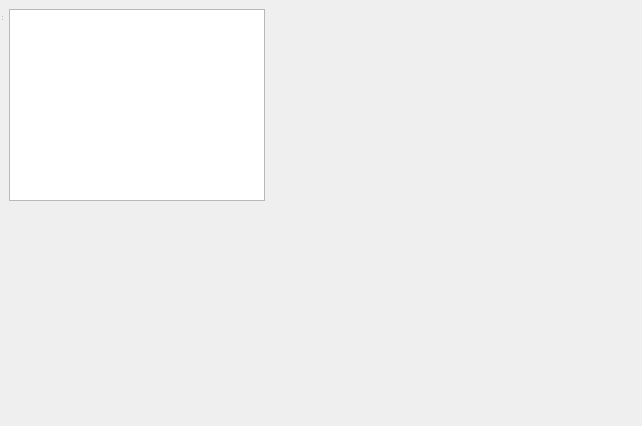
Pegasus-RPG/xtuple-client, file guiclient/errorLog.ui: the form before one commit.
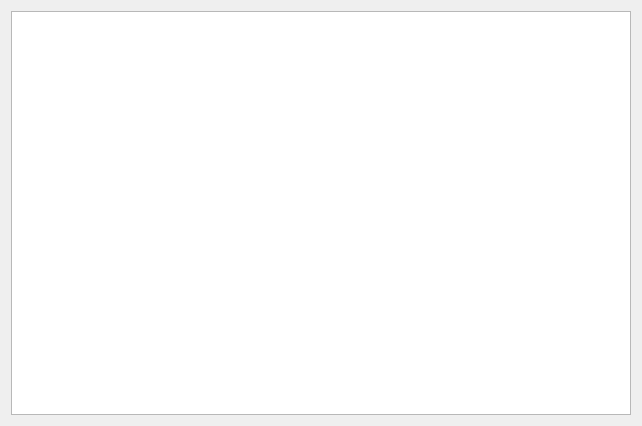
The form after the commit.

What changed in the file:
```diff
--- a/guiclient/errorLog.ui
+++ b/guiclient/errorLog.ui
@@ -15,14 +15,7 @@
   <property name="windowTitle" >
    <string>Database Log</string>
   </property>
-  <widget class="QWidget" name="centralwidget" >
    <layout class="QHBoxLayout" >
-    <property name="margin" >
-     <number>9</number>
-    </property>
-    <property name="spacing" >
-     <number>6</number>
-    </property>
     <item>
      <widget class="QTextEdit" name="_errorLog" >
       <property name="undoRedoEnabled" >
@@ -34,8 +27,6 @@
      </widget>
     </item>
    </layout>
-  </widget>
-  <widget class="QStatusBar" name="statusbar" />
  </widget>
  <pixmapfunction></pixmapfunction>
  <resources/>
```
